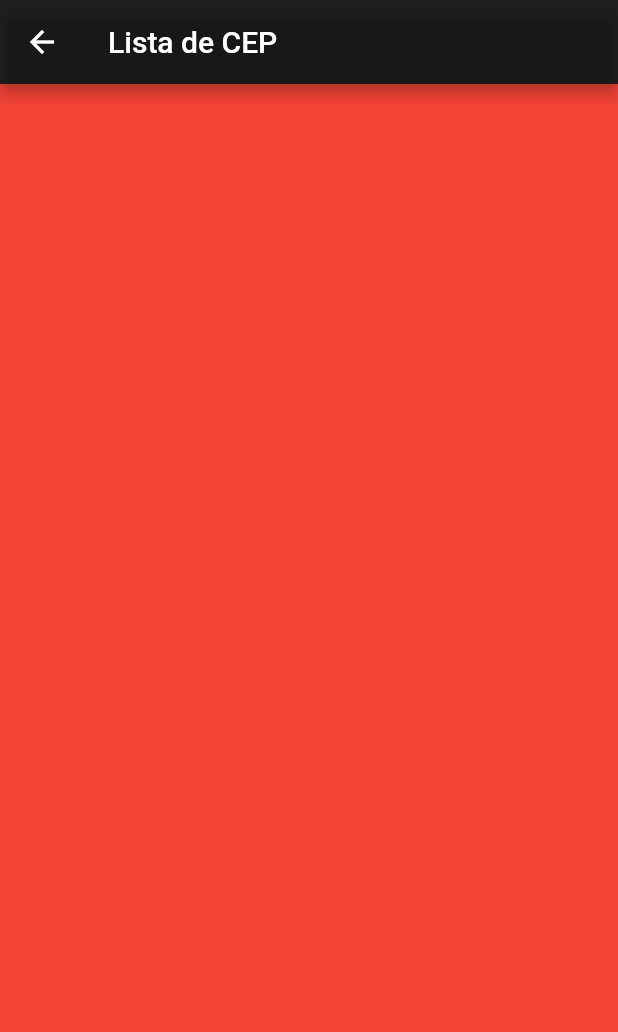
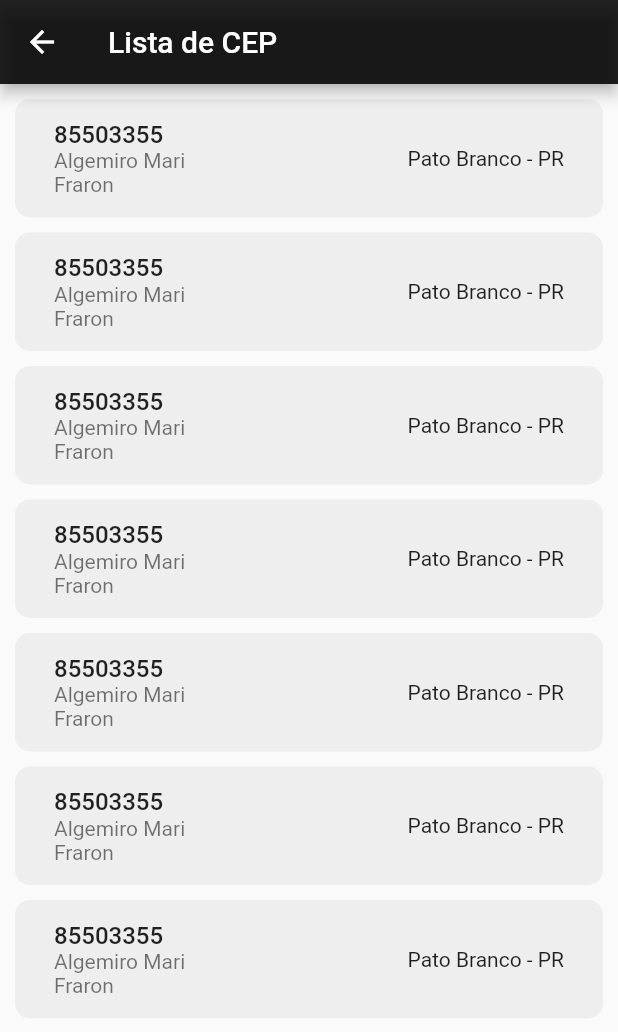
Before and after one commit to rudineizilio/get_cep, a Flutter app: the screen it shows after launch, after a tap on "Ver Lista", on a phone screen of 412 x 824 dp. Shown: the top 1032 px of the screen. Run offline on Flutter 3.47's test engine with Material 2 defaults, Android fonts, the light colour scheme and no system bars; missing offline and left inert: masked_text_field.

Commit message:
implement screens

```diff
--- a/lib/src/view/home_page.dart
+++ b/lib/src/view/home_page.dart
@@ -73,8 +73,7 @@ class _HomePageState extends State<HomePage> {
           DefaultButton(
             label: 'Buscar',
             backgroundColor: const Color.fromRGBO(38, 63, 47, 1),
-            borderColor: const Color.fromRGBO(38, 63, 47, 1),
-            labelColor: Colors.white,
+            labelColor: const Color.fromRGBO(133, 221, 164, 1),
             onTap: () {
               Navigator.push(
                 context,
--- a/lib/src/view/list_page.dart
+++ b/lib/src/view/list_page.dart
@@ -1,13 +1,67 @@
 import 'package:flutter/material.dart';
+import 'package:get_cep/src/models/cep_model.dart';
+import 'package:get_cep/src/widget/cep_detail.dart';
 
 class ListPage extends StatefulWidget {
-  const ListPage({ Key? key }) : super(key: key);
+  const ListPage({Key? key }) : super(key: key);
 
   @override
   State<ListPage> createState() => _ListPageState();
 }
 
 class _ListPageState extends State<ListPage> {
+  List<CepModel> listCep = [
+    CepModel(
+      cep: '85503355',
+      logradouro: 'Algemiro Mari',
+      bairro: 'Fraron',
+      localidade: 'Pato Branco',
+      uf: 'PR',
+    ),
+    CepModel(
+      cep: '85503355',
+      logradouro: 'Algemiro Mari',
+      bairro: 'Fraron',
+      localidade: 'Pato Branco',
+      uf: 'PR',
+    ),
+    CepModel(
+      cep: '85503355',
+      logradouro: 'Algemiro Mari',
+      bairro: 'Fraron',
+      localidade: 'Pato Branco',
+      uf: 'PR',
+    ),
+    CepModel(
+      cep: '85503355',
+      logradouro: 'Algemiro Mari',
+      bairro: 'Fraron',
+      localidade: 'Pato Branco',
+      uf: 'PR',
+    ),
+    CepModel(
+      cep: '85503355',
+      logradouro: 'Algemiro Mari',
+      bairro: 'Fraron',
+      localidade: 'Pato Branco',
+      uf: 'PR',
+    ),
+    CepModel(
+      cep: '85503355',
+      logradouro: 'Algemiro Mari',
+      bairro: 'Fraron',
+      localidade: 'Pato Branco',
+      uf: 'PR',
+    ),
+    CepModel(
+      cep: '85503355',
+      logradouro: 'Algemiro Mari',
+      bairro: 'Fraron',
+      localidade: 'Pato Branco',
+      uf: 'PR',
+    ),
+  ];
+
   @override
   Widget build(BuildContext context) {
     return Scaffold(
@@ -20,8 +74,20 @@ class _ListPageState extends State<ListPage> {
           ),
         ),
       ),
-      body: Container(
-        color: Colors.red,
+      body: Padding(
+        padding: const EdgeInsets.only(bottom: 10),
+        child: ListView.builder(
+          itemCount: listCep.length,
+          itemBuilder: (context, index) {
+            return CepDetail(
+              cep: listCep[index].cep!,
+              logradouro: listCep[index].logradouro!,
+              bairro: listCep[index].bairro!,
+              localidade: listCep[index].localidade!,
+              uf: listCep[index].uf!,
+            );
+          },
+        ),
       ),
     );
   }
--- /dev/null
+++ b/lib/src/widget/cep_detail.dart
@@ -0,0 +1,51 @@
+import 'package:flutter/material.dart';
+
+class CepDetail extends StatelessWidget {
+  const CepDetail({
+    Key? key,
+    required this.cep,
+    required this.logradouro,
+    required this.bairro,
+    required this.localidade,
+    required this.uf,
+  }) : super(key: key);
+
+  final String cep;
+  final String logradouro;
+  final String bairro;
+  final String localidade;
+  final String uf;
+
+  @override
+  Widget build(BuildContext context) {
+    return Container(
+      margin: const EdgeInsets.only(left: 10, right: 10, top: 10),
+      padding: const EdgeInsets.all(10),
+      decoration: BoxDecoration(
+        color: Colors.grey[200],
+        borderRadius: BorderRadius.circular(10)
+      ),
+      child: Column(
+        mainAxisSize: MainAxisSize.min,
+        children: [
+          ListTile(
+            title: Text(
+              cep,
+              style: const TextStyle(
+                fontWeight: FontWeight.w500,
+              ),
+            ),
+            subtitle: Column(
+              crossAxisAlignment: CrossAxisAlignment.start,
+              children: [
+                Text(logradouro),
+                Text(bairro),
+              ],
+            ),
+            trailing: Text(localidade + ' - ' + uf),
+          ),
+        ],
+      ),
+    );
+  }
+}
--- a/lib/src/widget/default_button.dart
+++ b/lib/src/widget/default_button.dart
@@ -5,14 +5,14 @@ class DefaultButton extends StatelessWidget {
     Key? key,
     required this.label,
     required this.backgroundColor,
-    required this.borderColor,
+    this.borderColor = Colors.transparent,
     required this.labelColor,
     required this.onTap,
   }) : super(key: key);
 
   final String label;
   final Color backgroundColor;
-  final Color borderColor;
+  final Color? borderColor;
   final Color labelColor;
   final Function onTap;
 
@@ -25,7 +25,7 @@ class DefaultButton extends StatelessWidget {
       decoration: BoxDecoration(
         borderRadius: BorderRadius.circular(10),
         border: Border.all(
-          color: borderColor,
+          color: borderColor!,
         ),
       ),
       child: ClipRRect(
```
Also changed, not shown: lib/src/models/cep_model.dart (+0 -30 lines), lib/src/view/detail_page.dart (+41 -2 lines).
